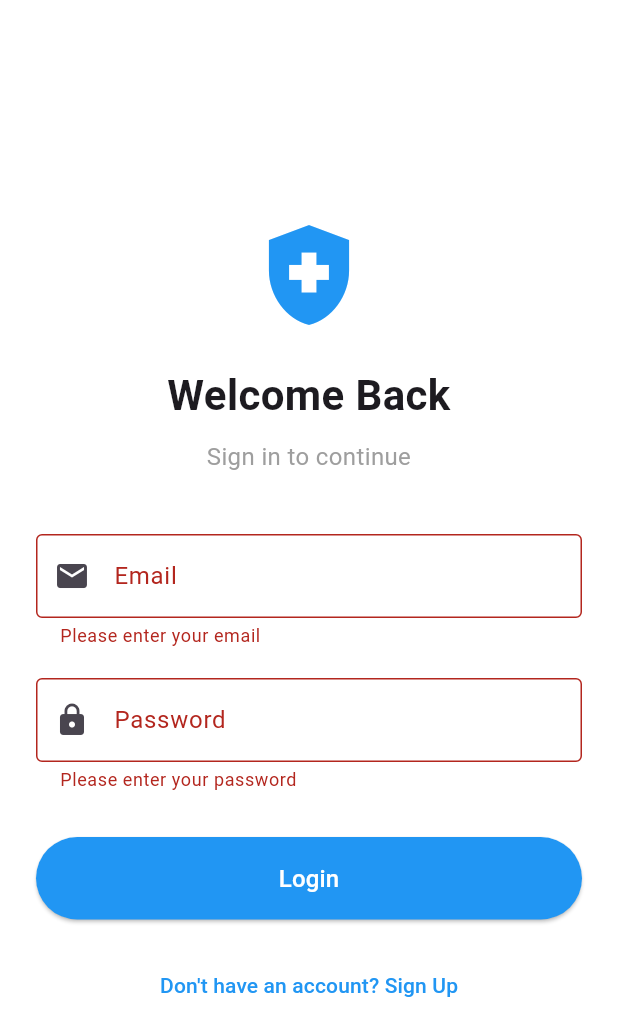
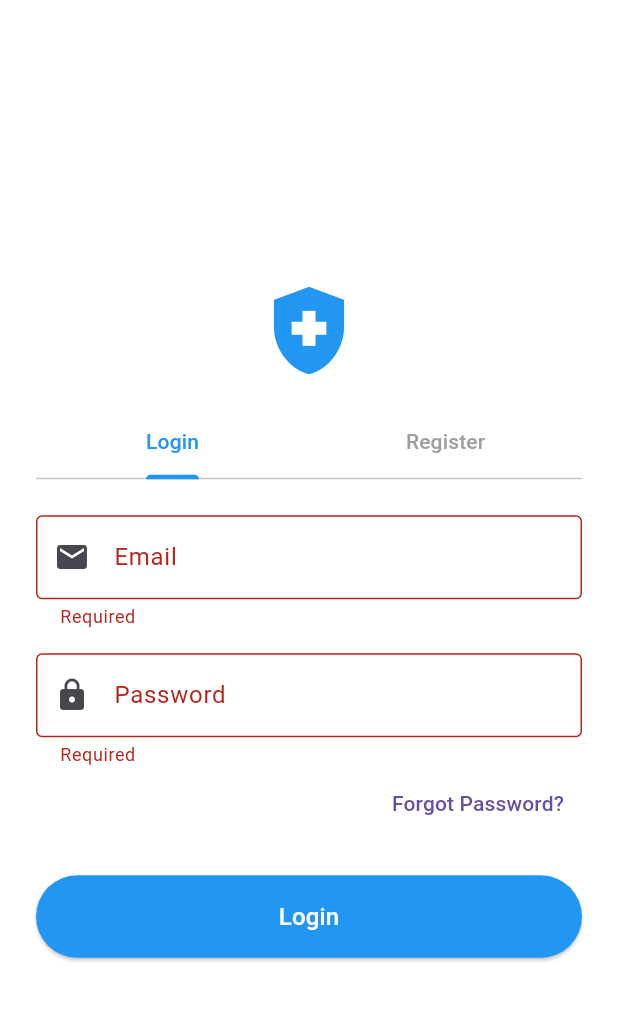
Before and after one commit to anish-kumar007/DementiaModel_VX_26, a Flutter app: the screen it shows after launch, after a tap on "Login", on a phone screen of 412 x 824 dp. Shown: the top 1036 px of the screen. Run offline on Flutter 3.47's test engine with Material 3 defaults, Android fonts, the phone set to English and light mode, and no system bars; our stand-ins replace cloud_firestore, firebase_auth, firebase_core, material_ui; accounts and stored records are empty.

Commit message:
forget password, register options

```diff
--- a/dementia-care/app/dementia/lib/screens/login_screen.dart
+++ b/dementia-care/app/dementia/lib/screens/login_screen.dart
@@ -1,5 +1,9 @@
-import 'package:material_ui/material_ui.dart';
+import 'package:flutter/material.dart';
 import '../services/auth_service.dart';
+
+// >>> Correct paths to the real screens <<<
+import '../features/patients/screens/patient_home_screen.dart';
+import '../caregiver/caregiver_home.dart';
 
 class LoginScreen extends StatefulWidget {
   const LoginScreen({super.key});
@@ -8,67 +12,123 @@ class LoginScreen extends StatefulWidget {
   State<LoginScreen> createState() => _LoginScreenState();
 }
 
-class _LoginScreenState extends State<LoginScreen> {
+class _LoginScreenState extends State<LoginScreen> with SingleTickerProviderStateMixin {
   final AuthService _authService = AuthService();
+  late TabController _tabController;
+
   final _formKey = GlobalKey<FormState>();
-
   final TextEditingController _emailController = TextEditingController();
   final TextEditingController _passwordController = TextEditingController();
+  final TextEditingController _confirmPasswordController = TextEditingController();
 
+  String _selectedRole = 'patient';
   bool _isLoading = false;
-  bool _isLogin = true; // Toggle between Login and Sign Up
+
+  @override
+  void initState() {
+    super.initState();
+    _tabController = TabController(length: 2, vsync: this);
+  }
 
   @override
   void dispose() {
+    _tabController.dispose();
     _emailController.dispose();
     _passwordController.dispose();
+    _confirmPasswordController.dispose();
     super.dispose();
   }
 
-  Future<void> _submit() async {
+  // Single source of truth for redirection
+  void _redirectByRole(String role) {
+    if (role == 'patient') {
+      Navigator.pushReplacement(
+        context,
+        MaterialPageRoute(builder: (_) => const PatientHomeScreen()),
+      );
+    } else {
+      Navigator.pushReplacement(
+        context,
+        MaterialPageRoute(builder: (_) => const CaregiverHome()),
+      );
+    }
+  }
+
+  Future<void> _handleLogin() async {
     if (!_formKey.currentState!.validate()) return;
-
-    setState(() {
-      _isLoading = true;
-    });
-
+    setState(() => _isLoading = true);
     try {
-      if (_isLogin) {
-        await _authService.signInWithEmail(
+      final result = await _authService.signInWithEmail(
         _emailController.text.trim(),
         _passwordController.text.trim(),
       );
-      } else {
-        await _authService.signUpWithEmail(
+      if (!mounted) return;
+      _redirectByRole(result['role'] as String);
+    } catch (e) {
+      _showError(e.toString());
+    } finally {
+      if (mounted) setState(() => _isLoading = false);
+    }
+  }
+
+  Future<void> _handleRegister() async {
+    if (!_formKey.currentState!.validate()) return;
+    if (_passwordController.text != _confirmPasswordController.text) {
+      _showError('Passwords do not match');
+      return;
+    }
+    setState(() => _isLoading = true);
+    try {
+      final result = await _authService.signUpWithEmail(
         _emailController.text.trim(),
         _passwordController.text.trim(),
+        _selectedRole,
       );
+      if (!mounted) return;
+      _redirectByRole(result['role'] as String);
+    } catch (e) {
+      _showError(e.toString());
+    } finally {
+      if (mounted) setState(() => _isLoading = false);
+    }
   }
 
-      // If successful, you would navigate to the home screen here
-      // For now, we just show a success message
+  Future<void> _handleForgotPassword() async {
+    if (_emailController.text.trim().isEmpty) {
+      _showError('Enter your email first.');
+      return;
+    }
+    setState(() => _isLoading = true);
+    try {
+      await _authService.resetPassword(_emailController.text.trim());
       if (mounted) {
         ScaffoldMessenger.of(context).showSnackBar(
-          SnackBar(content: Text(_isLogin ? 'Login Successful' : 'Sign Up Successful')),
+          const SnackBar(
+            content: Text('Reset email sent. Check your inbox.'),
+            backgroundColor: Colors.green,
+          ),
         );
       }
     } catch (e) {
-      if (mounted) {
-        ScaffoldMessenger.of(context).showSnackBar(
-          SnackBar(content: Text(e.toString().replaceFirst('Exception: ', ''))),
-        );
-      }
+      _showError(e.toString());
     } finally {
-      if (mounted) {
-        setState(() {
-          _isLoading = false;
-        });
+      if (mounted) setState(() => _isLoading = false);
     }
   }
+
+  void _showError(String message) {
+    ScaffoldMessenger.of(context).showSnackBar(
+      SnackBar(
+        content: Text(message.replaceFirst('Exception: ', '')),
+        backgroundColor: Colors.red,
+      ),
+    );
   }
 
   @override
   Widget build(BuildContext context) {
+    final isRegister = _tabController.index == 1;
+
     return Scaffold(
       backgroundColor: Colors.white,
       body: SafeArea(
@@ -81,30 +141,16 @@ class _LoginScreenState extends State<LoginScreen> {
                 mainAxisAlignment: MainAxisAlignment.center,
                 crossAxisAlignment: CrossAxisAlignment.stretch,
                 children: [
-                  const Icon(
-                    Icons.health_and_safety,
-                    size: 80,
-                    color: Colors.blue,
+                  const Icon(Icons.health_and_safety, size: 70, color: Colors.blue),
+                  const SizedBox(height: 16),
+                  TabBar(
+                    controller: _tabController,
+                    labelColor: Colors.blue,
+                    unselectedLabelColor: Colors.grey,
+                    indicatorColor: Colors.blue,
+                    tabs: const [Tab(text: 'Login'), Tab(text: 'Register')],
                   ),
-                  const SizedBox(height: 20),
-                  Text(
-                    _isLogin ? 'Welcome Back' : 'Create Account',
-                    style: const TextStyle(
-                      fontSize: 28,
-                      fontWeight: FontWeight.bold,
-                    ),
-                    textAlign: TextAlign.center,
-                  ),
-                  const SizedBox(height: 10),
-                  Text(
-                    _isLogin ? 'Sign in to continue' : 'Sign up to get started',
-                    style: const TextStyle(
-                      fontSize: 16,
-                      color: Colors.grey,
-                    ),
-                    textAlign: TextAlign.center,
-                  ),
-                  const SizedBox(height: 40),
+                  const SizedBox(height: 24),
                   TextFormField(
                     controller: _emailController,
                     keyboardType: TextInputType.emailAddress,
@@ -113,17 +159,10 @@ class _LoginScreenState extends State<LoginScreen> {
                       border: OutlineInputBorder(),
                       prefixIcon: Icon(Icons.email),
                     ),
-                    validator: (value) {
-                      if (value == null || value.isEmpty) {
-                        return 'Please enter your email';
-                      }
-                      if (!value.contains('@')) {
-                        return 'Please enter a valid email';
-                      }
-                      return null;
-                    },
+                    validator: (v) =>
+                        (v == null || v.isEmpty) ? 'Required' : (!v.contains('@') ? 'Invalid email' : null),
                   ),
-                  const SizedBox(height: 20),
+                  const SizedBox(height: 16),
                   TextFormField(
                     controller: _passwordController,
                     obscureText: true,
@@ -132,19 +171,48 @@ class _LoginScreenState extends State<LoginScreen> {
                       border: OutlineInputBorder(),
                       prefixIcon: Icon(Icons.lock),
                     ),
-                    validator: (value) {
-                      if (value == null || value.isEmpty) {
-                        return 'Please enter your password';
-                      }
-                      if (value.length < 6) {
-                        return 'Password must be at least 6 characters';
-                      }
-                      return null;
-                    },
+                    validator: (v) =>
+                        (v == null || v.isEmpty) ? 'Required' : (v.length < 6 ? 'Min 6 chars' : null),
                   ),
-                  const SizedBox(height: 30),
+                  if (isRegister) ...[
+                    const SizedBox(height: 16),
+                    TextFormField(
+                      controller: _confirmPasswordController,
+                      obscureText: true,
+                      decoration: const InputDecoration(
+                        labelText: 'Confirm Password',
+                        border: OutlineInputBorder(),
+                        prefixIcon: Icon(Icons.lock_outline),
+                      ),
+                      validator: (v) => (v == null || v.isEmpty) ? 'Required' : null,
+                    ),
+                    const SizedBox(height: 16),
+                    DropdownButtonFormField<String>(
+                      value: _selectedRole,
+                      decoration: const InputDecoration(
+                        labelText: 'I am a...',
+                        border: OutlineInputBorder(),
+                        prefixIcon: Icon(Icons.person),
+                      ),
+                      items: const [
+                        DropdownMenuItem(value: 'patient', child: Text('Patient')),
+                        DropdownMenuItem(value: 'caregiver', child: Text('Caregiver / Family')),
+                      ],
+                      onChanged: (v) => setState(() => _selectedRole = v!),
+                    ),
+                  ],
+                  if (!isRegister) ...[
+                    Align(
+                      alignment: Alignment.centerRight,
+                      child: TextButton(
+                        onPressed: _isLoading ? null : _handleForgotPassword,
+                        child: const Text('Forgot Password?'),
+                      ),
+                    ),
+                  ],
+                  const SizedBox(height: 24),
                   ElevatedButton(
-                    onPressed: _isLoading ? null : _submit,
+                    onPressed: _isLoading ? null : (isRegister ? _handleRegister : _handleLogin),
                     style: ElevatedButton.styleFrom(
                       padding: const EdgeInsets.symmetric(vertical: 16),
                       backgroundColor: Colors.blue,
@@ -154,29 +222,10 @@ class _LoginScreenState extends State<LoginScreen> {
                         ? const SizedBox(
                             height: 20,
                             width: 20,
-                            child: CircularProgressIndicator(
-                              strokeWidth: 2,
-                              color: Colors.white,
-                            ),
+                            child: CircularProgressIndicator(strokeWidth: 2, color: Colors.white),
                           )
-                        : Text(
-                            _isLogin ? 'Login' : 'Sign Up',
-                            style: const TextStyle(fontSize: 16),
-                          ),
-                  ),
-                  const SizedBox(height: 20),
-                  TextButton(
-                    onPressed: () {
-                      setState(() {
-                        _isLogin = !_isLogin;
-                      });
-                    },
-                    child: Text(
-                      _isLogin
-                          ? "Don't have an account? Sign Up"
-                          : 'Already have an account? Login',
-                      style: const TextStyle(color: Colors.blue),
-                    ),
+                        : Text(isRegister ? 'Create Account' : 'Login',
+                            style: const TextStyle(fontSize: 16)),
                   ),
                 ],
               ),
--- a/dementia-care/app/dementia/pubspec.yaml
+++ b/dementia-care/app/dementia/pubspec.yaml
@@ -34,6 +34,7 @@ dependencies:
   web3dart: ^2.7.3
   password_guard: ^1.0.1
   flutter_secure_storage: ^9.2.2
+
   http: ^1.2.1
 
   # The following adds the Cupertino Icons font to your application.
```
Also changed, not shown: dementia-care/app/dementia/lib/services/auth_service.dart (+45 -26 lines), 1 other file. Lines whose indentation alone changed are shown as unchanged.
